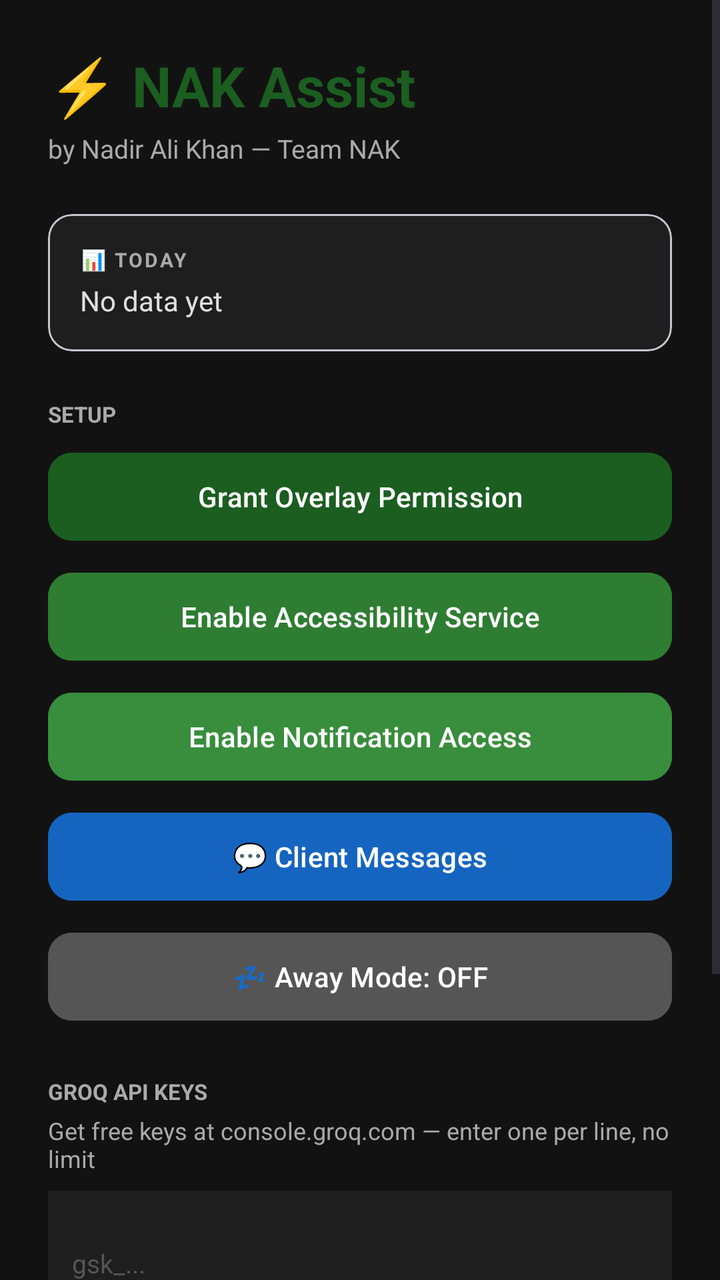
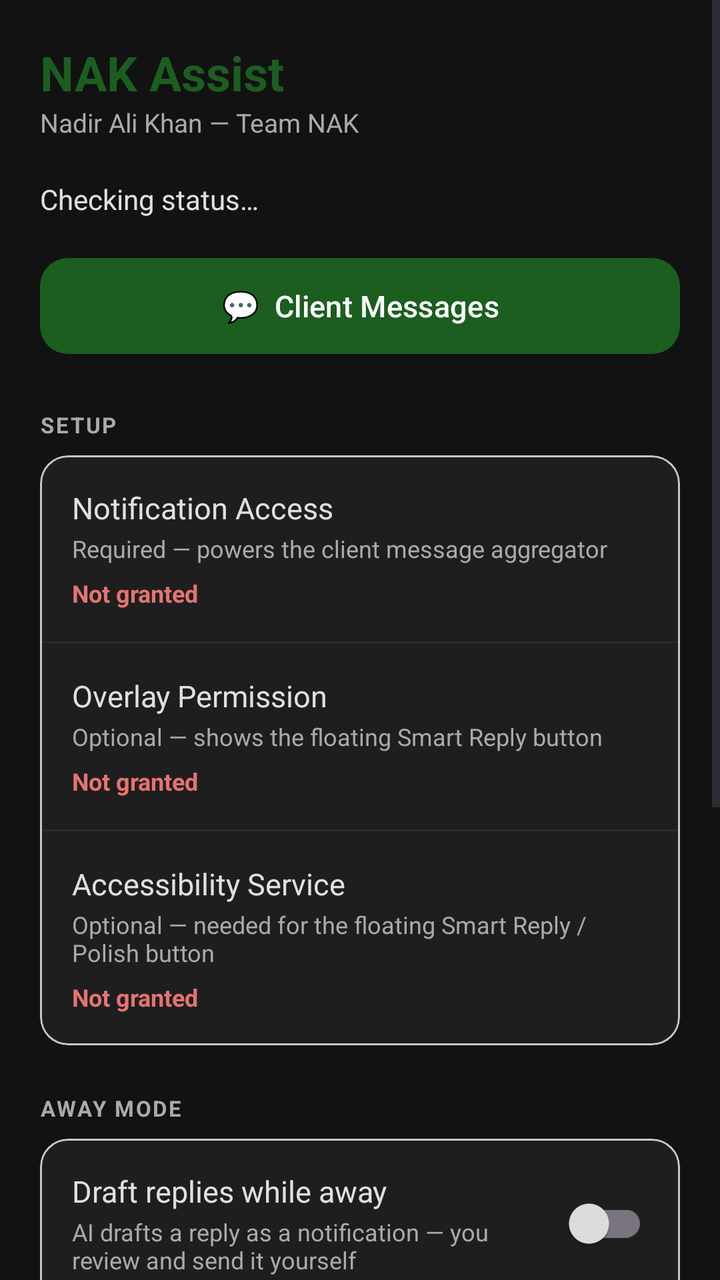

Before-and-after screenshots of an Android layout around one commit, followed by the original layout XML and the change that was made.
<!-- AndroidManifest.xml: application theme Theme.NAKAssist -->
<!-- res/layout/activity_main.xml -->
<?xml version="1.0" encoding="utf-8"?>
<ScrollView xmlns:android="http://schemas.android.com/apk/res/android"
    android:layout_width="match_parent"
    android:layout_height="match_parent"
    android:background="?attr/colorSurface">

    <LinearLayout
        android:layout_width="match_parent"
        android:layout_height="wrap_content"
        android:orientation="vertical"
        android:padding="24dp">

        <TextView
            android:layout_width="wrap_content"
            android:layout_height="wrap_content"
            android:text="⚡ NAK Assist"
            android:textSize="28sp"
            android:textStyle="bold"
            android:textColor="?attr/colorPrimary"
            android:layout_marginBottom="4dp" />

        <TextView
            android:layout_width="wrap_content"
            android:layout_height="wrap_content"
            android:text="by Nadir Ali Khan — Team NAK"
            android:textSize="13sp"
            android:textColor="?attr/colorOnSurfaceVariant"
            android:layout_marginBottom="24dp" />

        
        <com.google.android.material.card.MaterialCardView
            android:layout_width="match_parent"
            android:layout_height="wrap_content"
            android:layout_marginBottom="24dp"
            app:cardBackgroundColor="?attr/colorSurfaceVariant"
            app:cardCornerRadius="12dp"
            app:cardElevation="0dp"
            xmlns:app="http://schemas.android.com/apk/res-auto">
            <LinearLayout
                android:layout_width="match_parent"
                android:layout_height="wrap_content"
                android:orientation="vertical"
                android:padding="16dp">
                <TextView
                    android:layout_width="wrap_content"
                    android:layout_height="wrap_content"
                    android:text="📊 TODAY"
                    android:textSize="10sp"
                    android:textColor="?attr/colorOnSurfaceVariant"
                    android:textStyle="bold"
                    android:letterSpacing="0.1"
                    android:layout_marginBottom="4dp"/>
                <TextView
                    android:id="@+id/tvStats"
                    android:layout_width="wrap_content"
                    android:layout_height="wrap_content"
                    android:text="No data yet"
                    android:textSize="14sp"
                    android:textColor="?attr/colorOnSurface"/>
            </LinearLayout>
        </com.google.android.material.card.MaterialCardView>

        
        <TextView
            android:layout_width="wrap_content"
            android:layout_height="wrap_content"
            android:text="SETUP"
            android:textSize="11sp"
            android:textColor="?attr/colorOnSurfaceVariant"
            android:textStyle="bold"
            android:layout_marginBottom="8dp" />

        <com.google.android.material.button.MaterialButton
            android:id="@+id/btnOverlay"
            android:layout_width="match_parent"
            android:layout_height="52dp"
            android:text="Grant Overlay Permission"
            android:backgroundTint="#1B5E20"
            android:textColor="@android:color/white"
            android:layout_marginBottom="8dp"
            app:cornerRadius="12dp"
            xmlns:app="http://schemas.android.com/apk/res-auto" />

        <com.google.android.material.button.MaterialButton
            android:id="@+id/btnAccessibility"
            android:layout_width="match_parent"
            android:layout_height="52dp"
            android:text="Enable Accessibility Service"
            android:backgroundTint="#2E7D32"
            android:textColor="@android:color/white"
            android:layout_marginBottom="8dp"
            app:cornerRadius="12dp"
            xmlns:app="http://schemas.android.com/apk/res-auto" />

        <com.google.android.material.button.MaterialButton
            android:id="@+id/btnNotification"
            android:layout_width="match_parent"
            android:layout_height="52dp"
            android:text="Enable Notification Access"
            android:backgroundTint="#388E3C"
            android:textColor="@android:color/white"
            android:layout_marginBottom="8dp"
            app:cornerRadius="12dp"
            xmlns:app="http://schemas.android.com/apk/res-auto" />

        <com.google.android.material.button.MaterialButton
            android:id="@+id/btnClientMessages"
            android:layout_width="match_parent"
            android:layout_height="52dp"
            android:text="💬 Client Messages"
            android:backgroundTint="#1565C0"
            android:textColor="@android:color/white"
            android:layout_marginBottom="8dp"
            app:cornerRadius="12dp"
            xmlns:app="http://schemas.android.com/apk/res-auto" />

        <com.google.android.material.button.MaterialButton
            android:id="@+id/btnAwayMode"
            android:layout_width="match_parent"
            android:layout_height="52dp"
            android:text="💤 Away Mode: OFF"
            android:backgroundTint="#555555"
            android:textColor="@android:color/white"
            android:layout_marginBottom="24dp"
            app:cornerRadius="12dp"
            xmlns:app="http://schemas.android.com/apk/res-auto" />

        
        <TextView
            android:layout_width="wrap_content"
            android:layout_height="wrap_content"
            android:text="GROQ API KEYS"
            android:textSize="11sp"
            android:textColor="?attr/colorOnSurfaceVariant"
            android:textStyle="bold"
            android:layout_marginBottom="4dp" />

        <TextView
            android:layout_width="wrap_content"
            android:layout_height="wrap_content"
            android:text="Get free keys at console.groq.com — enter one per line, no limit"
            android:textSize="12sp"
            android:textColor="?attr/colorOnSurfaceVariant"
            android:layout_marginBottom="8dp" />

        <EditText
            android:id="@+id/etApiKeys"
            android:layout_width="match_parent"
            android:layout_height="wrap_content"
            android:hint="gsk_..."
            android:textColor="?attr/colorOnSurface"
            android:textColorHint="#555555"
            android:background="?attr/colorSurfaceVariant"
            android:padding="12dp"
            android:textSize="13sp"
            android:inputType="textMultiLine"
            android:minLines="3"
            android:maxLines="20"
            android:layout_marginBottom="8dp" />

        <com.google.android.material.button.MaterialButton
            android:id="@+id/btnSaveKeys"
            android:layout_width="match_parent"
            android:layout_height="52dp"
            android:text="Save API Keys"
            android:backgroundTint="#1565C0"
            android:textColor="@android:color/white"
            android:layout_marginBottom="24dp"
            app:cornerRadius="12dp"
            xmlns:app="http://schemas.android.com/apk/res-auto" />

        <TextView
            android:id="@+id/tvStatus"
            android:layout_width="wrap_content"
            android:layout_height="wrap_content"
            android:text="Status: Not ready"
            android:textSize="13sp"
            android:textColor="?attr/colorOnSurfaceVariant"
            android:layout_marginBottom="16dp" />

        <TextView
            android:layout_width="match_parent"
            android:layout_height="wrap_content"
            android:text="⚡ Tap = Smart Reply  |  ⚡⚡ Double Tap = More Modes\n💡 Add Away Mode tile from Quick Settings"
            android:textSize="11sp"
            android:textColor="#555555"
            android:gravity="center"
            android:lineSpacingExtra="4dp" />

    </LinearLayout>
</ScrollView>
<!-- resources referenced by this layout -->
<resources>
  <style name="Theme.NAKAssist" parent="Theme.Material3.DayNight.NoActionBar">
          <item name="colorPrimary">#1B5E20</item>
          <item name="colorOnPrimary">#FFFFFF</item>
          <item name="colorPrimaryContainer">#A5D6A7</item>
          <item name="colorOnPrimaryContainer">#002204</item>
          <item name="colorSecondary">#9C27B0</item>
          <item name="colorOnSecondary">#FFFFFF</item>
          <item name="colorTertiary">#1565C0</item>
          <item name="colorOnTertiary">#FFFFFF</item>
          <item name="colorSurface">#121212</item>
          <item name="colorOnSurface">#E0E0E0</item>
          <item name="colorSurfaceVariant">#1E1E1E</item>
          <item name="colorOnSurfaceVariant">#AAAAAA</item>
          <item name="android:statusBarColor">@android:color/transparent</item>
          <item name="android:navigationBarColor">#121212</item>
      </style>
</resources>

<!-- the commit's change to res/layout/activity_main.xml (unified diff, before → after) -->
@@ -1,5 +1,6 @@
 <?xml version="1.0" encoding="utf-8"?>
 <ScrollView xmlns:android="http://schemas.android.com/apk/res/android"
+    xmlns:app="http://schemas.android.com/apk/res-auto"
     android:layout_width="match_parent"
     android:layout_height="match_parent"
     android:background="?attr/colorSurface">
@@ -8,184 +9,324 @@
         android:layout_width="match_parent"
         android:layout_height="wrap_content"
         android:orientation="vertical"
-        android:padding="24dp">
-
-        <TextView
-            android:layout_width="wrap_content"
-            android:layout_height="wrap_content"
-            android:text="⚡ NAK Assist"
-            android:textSize="28sp"
-            android:textStyle="bold"
-            android:textColor="?attr/colorPrimary"
-            android:layout_marginBottom="4dp" />
-
-        <TextView
-            android:layout_width="wrap_content"
-            android:layout_height="wrap_content"
-            android:text="by Nadir Ali Khan — Team NAK"
+        android:padding="20dp">
+
+        
+        <TextView
+            android:layout_width="wrap_content"
+            android:layout_height="wrap_content"
+            android:text="NAK Assist"
+            android:textSize="24sp"
+            android:textStyle="bold"
+            android:textColor="?attr/colorPrimary" />
+
+        <TextView
+            android:layout_width="wrap_content"
+            android:layout_height="wrap_content"
+            android:text="Nadir Ali Khan — Team NAK"
             android:textSize="13sp"
             android:textColor="?attr/colorOnSurfaceVariant"
+            android:layout_marginBottom="20dp" />
+
+        
+        <TextView
+            android:id="@+id/tvStatus"
+            android:layout_width="wrap_content"
+            android:layout_height="wrap_content"
+            android:text="Checking status…"
+            android:textSize="14sp"
+            android:textColor="?attr/colorOnSurface"
+            android:layout_marginBottom="16dp" />
+
+        
+        <com.google.android.material.button.MaterialButton
+            android:id="@+id/btnClientMessages"
+            android:layout_width="match_parent"
+            android:layout_height="56dp"
+            android:text="💬  Client Messages"
+            android:textSize="15sp"
+            app:cornerRadius="14dp"
             android:layout_marginBottom="24dp" />
 
         
+        <TextView
+            android:layout_width="wrap_content"
+            android:layout_height="wrap_content"
+            android:text="SETUP"
+            android:textSize="11sp"
+            android:textColor="?attr/colorOnSurfaceVariant"
+            android:textStyle="bold"
+            android:letterSpacing="0.08"
+            android:layout_marginBottom="8dp" />
+
         <com.google.android.material.card.MaterialCardView
             android:layout_width="match_parent"
             android:layout_height="wrap_content"
             android:layout_marginBottom="24dp"
             app:cardBackgroundColor="?attr/colorSurfaceVariant"
-            app:cardCornerRadius="12dp"
-            app:cardElevation="0dp"
-            xmlns:app="http://schemas.android.com/apk/res-auto">
+            app:cardCornerRadius="14dp"
+            app:cardElevation="0dp">
+
+            <LinearLayout
+                android:layout_width="match_parent"
+                android:layout_height="wrap_content"
+                android:orientation="vertical">
+
+                <LinearLayout
+                    android:id="@+id/rowNotification"
+                    android:layout_width="match_parent"
+                    android:layout_height="wrap_content"
+                    android:orientation="vertical"
+                    android:padding="16dp"
+                    android:clickable="true"
+                    android:focusable="true">
+                    <TextView
+                        android:layout_width="match_parent"
+                        android:layout_height="wrap_content"
+                        android:text="Notification Access"
+                        android:textSize="15sp"
+                        android:textColor="?attr/colorOnSurface" />
+                    <TextView
+                        android:layout_width="match_parent"
+                        android:layout_height="wrap_content"
+                        android:text="Required — powers the client message aggregator"
+                        android:textSize="12sp"
+                        android:textColor="?attr/colorOnSurfaceVariant"
+                        android:layout_marginTop="2dp" />
+                    <TextView
+                        android:id="@+id/tvNotificationState"
+                        android:layout_width="wrap_content"
+                        android:layout_height="wrap_content"
+                        android:text="Not granted"
+                        android:textSize="12sp"
+                        android:textStyle="bold"
+                        android:textColor="#E57373"
+                        android:layout_marginTop="6dp" />
+                </LinearLayout>
+
+                <View
+                    android:layout_width="match_parent"
+                    android:layout_height="1dp"
+                    android:background="#2A2A2A" />
+
+                <LinearLayout
+                    android:id="@+id/rowOverlay"
+                    android:layout_width="match_parent"
+                    android:layout_height="wrap_content"
+                    android:orientation="vertical"
+                    android:padding="16dp"
+                    android:clickable="true"
+                    android:focusable="true">
+                    <TextView
+                        android:layout_width="match_parent"
+                        android:layout_height="wrap_content"
+                        android:text="Overlay Permission"
+                        android:textSize="15sp"
+                        android:textColor="?attr/colorOnSurface" />
+                    <TextView
+                        android:layout_width="match_parent"
+                        android:layout_height="wrap_content"
+                        android:text="Optional — shows the floating Smart Reply button"
+                        android:textSize="12sp"
+                        android:textColor="?attr/colorOnSurfaceVariant"
+                        android:layout_marginTop="2dp" />
+                    <TextView
+                        android:id="@+id/tvOverlayState"
+                        android:layout_width="wrap_content"
+                        android:layout_height="wrap_content"
+                        android:text="Not granted"
+                        android:textSize="12sp"
+                        android:textStyle="bold"
+                        android:textColor="#E57373"
+                        android:layout_marginTop="6dp" />
+                </LinearLayout>
+
+                <View
+                    android:layout_width="match_parent"
+                    android:layout_height="1dp"
+                    android:background="#2A2A2A" />
+
+                <LinearLayout
+                    android:id="@+id/rowAccessibility"
+                    android:layout_width="match_parent"
+                    android:layout_height="wrap_content"
+                    android:orientation="vertical"
+                    android:padding="16dp"
+                    android:clickable="true"
+                    android:focusable="true">
+                    <TextView
+                        android:layout_width="match_parent"
+                        android:layout_height="wrap_content"
+                        android:text="Accessibility Service"
+                        android:textSize="15sp"
+                        android:textColor="?attr/colorOnSurface" />
+                    <TextView
+                        android:layout_width="match_parent"
+                        android:layout_height="wrap_content"
+                        android:text="Optional — needed for the floating Smart Reply / Polish button"
+                        android:textSize="12sp"
+                        android:textColor="?attr/colorOnSurfaceVariant"
+                        android:layout_marginTop="2dp" />
+                    <TextView
+                        android:id="@+id/tvAccessibilityState"
+                        android:layout_width="wrap_content"
+                        android:layout_height="wrap_content"
+                        android:text="Not granted"
+                        android:textSize="12sp"
+                        android:textStyle="bold"
+                        android:textColor="#E57373"
+                        android:layout_marginTop="6dp" />
+                </LinearLayout>
+
+            </LinearLayout>
+        </com.google.android.material.card.MaterialCardView>
+
+        
+        <TextView
+            android:layout_width="wrap_content"
+            android:layout_height="wrap_content"
+            android:text="AWAY MODE"
+            android:textSize="11sp"
+            android:textColor="?attr/colorOnSurfaceVariant"
+            android:textStyle="bold"
+            android:letterSpacing="0.08"
+            android:layout_marginBottom="8dp" />
+
+        <com.google.android.material.card.MaterialCardView
+            android:layout_width="match_parent"
+            android:layout_height="wrap_content"
+            android:layout_marginBottom="24dp"
+            app:cardBackgroundColor="?attr/colorSurfaceVariant"
+            app:cardCornerRadius="14dp"
+            app:cardElevation="0dp">
+
+            <LinearLayout
+                android:layout_width="match_parent"
+                android:layout_height="wrap_content"
+                android:orientation="horizontal"
+                android:gravity="center_vertical"
+                android:padding="16dp">
+
+                <LinearLayout
+                    android:layout_width="0dp"
+                    android:layout_height="wrap_content"
+                    android:layout_weight="1"
+                    android:orientation="vertical">
+                    <TextView
+                        android:layout_width="match_parent"
+                        android:layout_height="wrap_content"
+                        android:text="Draft replies while away"
+                        android:textSize="15sp"
+                        android:textColor="?attr/colorOnSurface" />
+                    <TextView
+                        android:layout_width="match_parent"
+                        android:layout_height="wrap_content"
+                        android:text="AI drafts a reply as a notification — you review and send it yourself"
+                        android:textSize="12sp"
+                        android:textColor="?attr/colorOnSurfaceVariant"
+                        android:layout_marginTop="2dp" />
+                </LinearLayout>
+
+                <com.google.android.material.switchmaterial.SwitchMaterial
+                    android:id="@+id/switchAwayMode"
+                    android:layout_width="wrap_content"
+                    android:layout_height="wrap_content" />
+            </LinearLayout>
+        </com.google.android.material.card.MaterialCardView>
+
+        
+        <TextView
+            android:layout_width="wrap_content"
+            android:layout_height="wrap_content"
+            android:text="TODAY"
+            android:textSize="11sp"
+            android:textColor="?attr/colorOnSurfaceVariant"
+            android:textStyle="bold"
+            android:letterSpacing="0.08"
+            android:layout_marginBottom="8dp" />
+
+        <com.google.android.material.card.MaterialCardView
+            android:layout_width="match_parent"
+            android:layout_height="wrap_content"
+            android:layout_marginBottom="24dp"
+            app:cardBackgroundColor="?attr/colorSurfaceVariant"
+            app:cardCornerRadius="14dp"
+            app:cardElevation="0dp">
+            <TextView
+                android:id="@+id/tvStats"
+                android:layout_width="match_parent"
+                android:layout_height="wrap_content"
+                android:padding="16dp"
+                android:text="No data yet"
+                android:textSize="14sp"
+                android:textColor="?attr/colorOnSurface" />
+        </com.google.android.material.card.MaterialCardView>
+
+        
+        <TextView
+            android:layout_width="wrap_content"
+            android:layout_height="wrap_content"
+            android:text="GROQ API KEYS"
+            android:textSize="11sp"
+            android:textColor="?attr/colorOnSurfaceVariant"
+            android:textStyle="bold"
+            android:letterSpacing="0.08"
+            android:layout_marginBottom="8dp" />
+
+        <com.google.android.material.card.MaterialCardView
+            android:layout_width="match_parent"
+            android:layout_height="wrap_content"
+            android:layout_marginBottom="16dp"
+            app:cardBackgroundColor="?attr/colorSurfaceVariant"
+            app:cardCornerRadius="14dp"
+            app:cardElevation="0dp">
+
             <LinearLayout
                 android:layout_width="match_parent"
                 android:layout_height="wrap_content"
                 android:orientation="vertical"
                 android:padding="16dp">
+
                 <TextView
                     android:layout_width="wrap_content"
                     android:layout_height="wrap_content"
-                    android:text="📊 TODAY"
-                    android:textSize="10sp"
+                    android:text="One key per line, free at console.groq.com — rotated automatically"
+                    android:textSize="12sp"
                     android:textColor="?attr/colorOnSurfaceVariant"
-                    android:textStyle="bold"
-                    android:letterSpacing="0.1"
-                    android:layout_marginBottom="4dp"/>
-                <TextView
-                    android:id="@+id/tvStats"
-                    android:layout_width="wrap_content"
-                    android:layout_height="wrap_content"
-                    android:text="No data yet"
-                    android:textSize="14sp"
-                    android:textColor="?attr/colorOnSurface"/>
+                    android:layout_marginBottom="10dp" />
+
+                <EditText
+                    android:id="@+id/etApiKeys"
+                    android:layout_width="match_parent"
+                    android:layout_height="wrap_content"
+                    android:hint="gsk_..."
+                    android:textColor="?attr/colorOnSurface"
+                    android:textColorHint="#666666"
+                    android:background="@android:color/transparent"
+                    android:padding="0dp"
+                    android:textSize="13sp"
+                    android:inputType="textMultiLine"
+                    android:minLines="2"
+                    android:maxLines="10"
+                    android:layout_marginBottom="12dp" />
+
+                <com.google.android.material.button.MaterialButton
+                    android:id="@+id/btnSaveKeys"
+                    style="@style/Widget.Material3.Button.OutlinedButton"
+                    android:layout_width="match_parent"
+                    android:layout_height="48dp"
+                    android:text="Save Keys"
+                    app:cornerRadius="12dp" />
             </LinearLayout>
         </com.google.android.material.card.MaterialCardView>
 
-        
-        <TextView
-            android:layout_width="wrap_content"
-            android:layout_height="wrap_content"
-            android:text="SETUP"
-            android:textSize="11sp"
-            android:textColor="?attr/colorOnSurfaceVariant"
-            android:textStyle="bold"
-            android:layout_marginBottom="8dp" />
-
-        <com.google.android.material.button.MaterialButton
-            android:id="@+id/btnOverlay"
-            android:layout_width="match_parent"
-            android:layout_height="52dp"
-            android:text="Grant Overlay Permission"
-            android:backgroundTint="#1B5E20"
-            android:textColor="@android:color/white"
-            android:layout_marginBottom="8dp"
-            app:cornerRadius="12dp"
-            xmlns:app="http://schemas.android.com/apk/res-auto" />
-
-        <com.google.android.material.button.MaterialButton
-            android:id="@+id/btnAccessibility"
-            android:layout_width="match_parent"
-            android:layout_height="52dp"
-            android:text="Enable Accessibility Service"
-            android:backgroundTint="#2E7D32"
-            android:textColor="@android:color/white"
-            android:layout_marginBottom="8dp"
-            app:cornerRadius="12dp"
-            xmlns:app="http://schemas.android.com/apk/res-auto" />
-
-        <com.google.android.material.button.MaterialButton
-            android:id="@+id/btnNotification"
-            android:layout_width="match_parent"
-            android:layout_height="52dp"
-            android:text="Enable Notification Access"
-            android:backgroundTint="#388E3C"
-            android:textColor="@android:color/white"
-            android:layout_marginBottom="8dp"
-            app:cornerRadius="12dp"
-            xmlns:app="http://schemas.android.com/apk/res-auto" />
-
-        <com.google.android.material.button.MaterialButton
-            android:id="@+id/btnClientMessages"
-            android:layout_width="match_parent"
-            android:layout_height="52dp"
-            android:text="💬 Client Messages"
-            android:backgroundTint="#1565C0"
-            android:textColor="@android:color/white"
-            android:layout_marginBottom="8dp"
-            app:cornerRadius="12dp"
-            xmlns:app="http://schemas.android.com/apk/res-auto" />
-
-        <com.google.android.material.button.MaterialButton
-            android:id="@+id/btnAwayMode"
-            android:layout_width="match_parent"
-            android:layout_height="52dp"
-            android:text="💤 Away Mode: OFF"
-            android:backgroundTint="#555555"
-            android:textColor="@android:color/white"
-            android:layout_marginBottom="24dp"
-            app:cornerRadius="12dp"
-            xmlns:app="http://schemas.android.com/apk/res-auto" />
-
-        
-        <TextView
-            android:layout_width="wrap_content"
-            android:layout_height="wrap_content"
-            android:text="GROQ API KEYS"
-            android:textSize="11sp"
-            android:textColor="?attr/colorOnSurfaceVariant"
-            android:textStyle="bold"
-            android:layout_marginBottom="4dp" />
-
-        <TextView
-            android:layout_width="wrap_content"
-            android:layout_height="wrap_content"
-            android:text="Get free keys at console.groq.com — enter one per line, no limit"
-            android:textSize="12sp"
-            android:textColor="?attr/colorOnSurfaceVariant"
-            android:layout_marginBottom="8dp" />
-
-        <EditText
-            android:id="@+id/etApiKeys"
-            android:layout_width="match_parent"
-            android:layout_height="wrap_content"
-            android:hint="gsk_..."
-            android:textColor="?attr/colorOnSurface"
-            android:textColorHint="#555555"
-            android:background="?attr/colorSurfaceVariant"
-            android:padding="12dp"
-            android:textSize="13sp"
-            android:inputType="textMultiLine"
-            android:minLines="3"
-            android:maxLines="20"
-            android:layout_marginBottom="8dp" />
-
-        <com.google.android.material.button.MaterialButton
-            android:id="@+id/btnSaveKeys"
-            android:layout_width="match_parent"
-            android:layout_height="52dp"
-            android:text="Save API Keys"
-            android:backgroundTint="#1565C0"
-            android:textColor="@android:color/white"
-            android:layout_marginBottom="24dp"
-            app:cornerRadius="12dp"
-            xmlns:app="http://schemas.android.com/apk/res-auto" />
-
-        <TextView
-            android:id="@+id/tvStatus"
-            android:layout_width="wrap_content"
-            android:layout_height="wrap_content"
-            android:text="Status: Not ready"
-            android:textSize="13sp"
-            android:textColor="?attr/colorOnSurfaceVariant"
-            android:layout_marginBottom="16dp" />
-
-        <TextView
-            android:layout_width="match_parent"
-            android:layout_height="wrap_content"
-            android:text="⚡ Tap = Smart Reply  |  ⚡⚡ Double Tap = More Modes\n💡 Add Away Mode tile from Quick Settings"
-            android:textSize="11sp"
-            android:textColor="#555555"
-            android:gravity="center"
-            android:lineSpacingExtra="4dp" />
+        <TextView
+            android:layout_width="match_parent"
+            android:layout_height="wrap_content"
+            android:text="Tap ⚡ = Smart Reply · Long-press ⚡ = more modes"
+            android:textSize="11sp"
+            android:textColor="#666666"
+            android:gravity="center" />
 
     </LinearLayout>
 </ScrollView>
